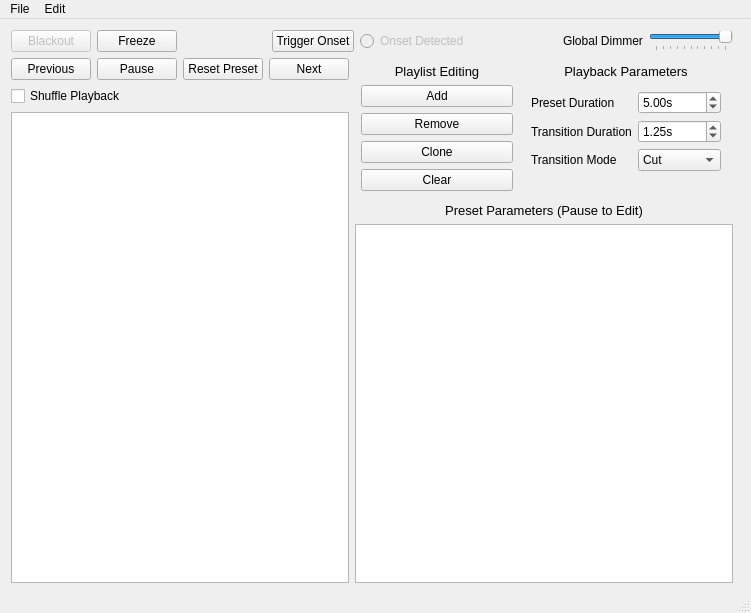
Before: the Qt Designer form ui/firemix.ui in Openlights/firemix, drawn with Qt 5.
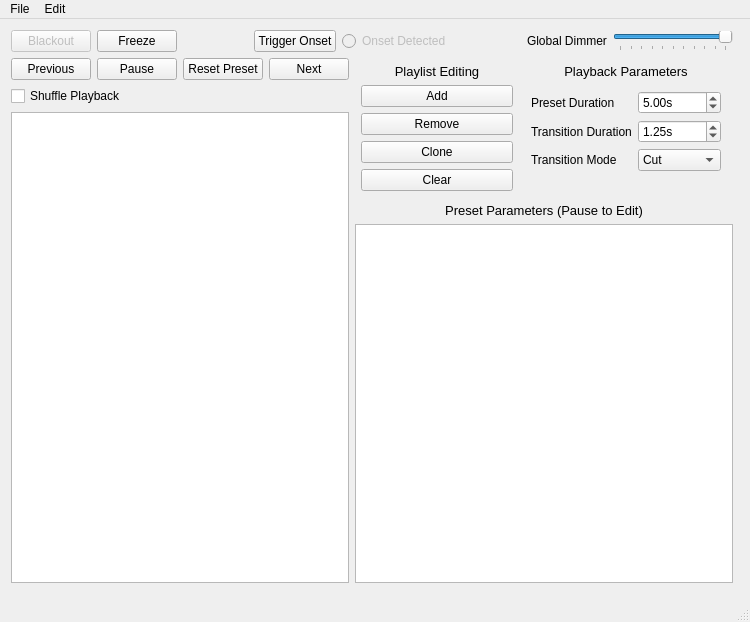
After: the same form once the commit is applied. Custom widgets are drawn as their Qt base class.

Commit message: Add FPS to window title

```diff
--- a/ui/firemix.ui
+++ b/ui/firemix.ui
@@ -6,8 +6,8 @@
    <rect>
     <x>0</x>
     <y>0</y>
-    <width>751</width>
-    <height>613</height>
+    <width>750</width>
+    <height>622</height>
    </rect>
   </property>
   <property name="sizePolicy">
@@ -125,6 +125,12 @@
            <verstretch>0</verstretch>
           </sizepolicy>
          </property>
+         <property name="minimumSize">
+          <size>
+           <width>120</width>
+           <height>0</height>
+          </size>
+         </property>
          <property name="maximum">
           <number>100</number>
          </property>
@@ -453,8 +459,8 @@
     <rect>
      <x>0</x>
      <y>0</y>
-     <width>751</width>
-     <height>21</height>
+     <width>750</width>
+     <height>25</height>
     </rect>
    </property>
    <widget class="QMenu" name="menu_file">
```
The commit also changes 1 other file.
